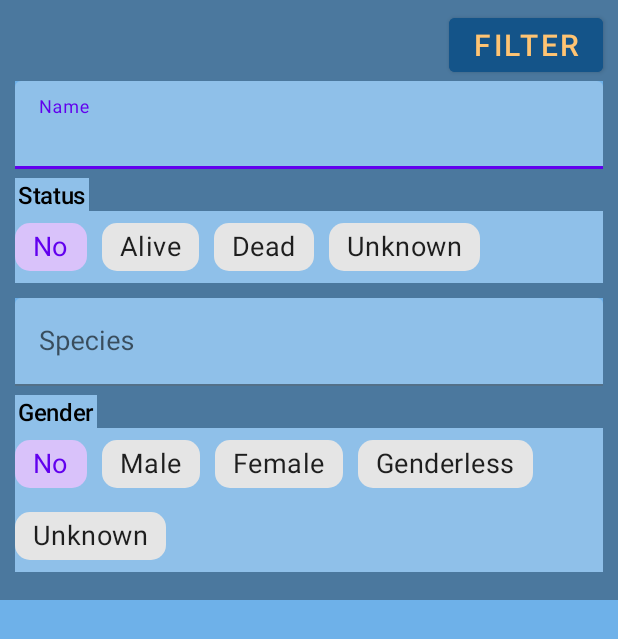
After one commit to lbuckl/RickAndMortyRework, an Android app: the layout fragment_dialog_filter_characters.xml on its own in the app's theme, with its tools: preview values and no code run, on a phone screen of 412 x 824 dp. The commit adds this screen. Shown: the top 639 px of the screen. Run offline under Robolectric (Android 15) with nearby library versions, the phone set to English and light mode, and no system bars.

Commit message:
CHARACTERS: Подключил работу фильтра/поиска

```diff
--- a/feature_characters/src/main/java/com/molchanov/feature_characters/ui/CharactersFragment.kt
+++ b/feature_characters/src/main/java/com/molchanov/feature_characters/ui/CharactersFragment.kt
@@ -13,6 +13,7 @@ import com.molchanov.coreui.utils.vision
 import com.molchanov.feature_characters.data.CharacterFilterData
 import com.molchanov.feature_characters.di.CharactersComponent
 import com.molchanov.feature_characters.domain.Character
+import com.molchanov.feature_characters.ui.filter.CharactersFilterDialogFragment
 
 
 class CharactersFragment :
@@ -127,7 +128,7 @@ class CharactersFragment :
     }
 
     private fun initButtonFilter() {
-        /*binding.abBaseIcFilter.setOnClickListener {
+        binding.abBaseIcFilter.setOnClickListener {
             //Создаём диологовое окно
             val charactersFilterDialogFragment = CharactersFilterDialogFragment.instance
 
@@ -144,7 +145,7 @@ class CharactersFragment :
                 parentFragmentManager,
                 SearchDialogFragment.FRAGMENT_TAG
             )
-        }*/
+        }
     }
 
     override fun renderData(state: CharactersAppState) {
--- /dev/null
+++ b/feature_characters/src/main/res/layout/fragment_dialog_filter_characters.xml
@@ -0,0 +1,186 @@
+<LinearLayout
+    xmlns:android="http://schemas.android.com/apk/res/android"
+    xmlns:app="http://schemas.android.com/apk/res-auto"
+    android:id="@+id/bottom_sheet_filter_dialog_layout"
+    android:layout_width="match_parent"
+    android:layout_height="400dp"
+    android:orientation="vertical"
+    android:theme="@style/Theme.MolchanovSplash"
+    android:background="@color/blue_dark_secondary"
+    android:fitsSystemWindows="true">
+
+    <com.google.android.material.button.MaterialButton
+        android:id="@+id/btn_filter_dialog"
+        android:layout_width="wrap_content"
+        android:layout_height="wrap_content"
+        style="@style/FindButtonStyle"
+        android:layout_marginTop="@dimen/margin_small"
+        android:layout_marginEnd="@dimen/margin_medium"
+        android:text="@string/filter"
+        android:layout_gravity="end"
+        />
+
+    <com.google.android.material.textfield.TextInputLayout
+        android:id="@+id/name_input_layout"
+        android:layout_width="match_parent"
+        android:layout_height="wrap_content"
+        android:layout_marginBottom="@dimen/margin_small"
+        android:layout_marginEnd="@dimen/margin_medium"
+        android:layout_marginStart="@dimen/margin_medium"
+        android:hint="@string/name"
+        app:endIconDrawable="@drawable/ic_delete_text"
+        app:endIconCheckable="true"
+        app:endIconMode="clear_text">
+
+        <com.google.android.material.textfield.TextInputEditText
+            android:id="@+id/name_edit_text"
+            android:layout_width="match_parent"
+            android:layout_height="wrap_content"
+            android:backgroundTint="@color/blue_light"
+            style="@style/BaseEditTextStyle"/>
+    </com.google.android.material.textfield.TextInputLayout>
+
+
+    <androidx.appcompat.widget.AppCompatTextView
+        android:id="@+id/tv_status"
+        android:layout_width="wrap_content"
+        android:layout_height="wrap_content"
+        style="@style/ChipHintStyle"
+        android:backgroundTint="@color/blue_light"
+        android:paddingStart="@dimen/text_padding_small"
+        android:paddingEnd="@dimen/text_padding_small"
+        android:layout_marginStart="@dimen/margin_medium"
+        android:layout_marginEnd="@dimen/margin_medium"
+        android:text="@string/status"
+        android:layout_gravity="start"/>
+
+    <com.google.android.material.chip.ChipGroup
+        android:id="@+id/cg_status"
+        android:layout_width="match_parent"
+        android:layout_height="wrap_content"
+        android:layout_marginBottom="@dimen/margin_medium"
+        android:layout_marginEnd="@dimen/margin_medium"
+        android:layout_marginStart="@dimen/margin_medium"
+        android:backgroundTint="@color/blue_light"
+        app:singleSelection="true"
+        app:checkedChip="@+id/status_no"
+        app:chipSpacingHorizontal="10dp"
+        >
+
+        <com.google.android.material.chip.Chip
+            android:id="@+id/status_no"
+            style="@style/FilterChipStyle"
+            android:layout_width="wrap_content"
+            android:layout_height="wrap_content"
+            android:text="@string/no"/>
+
+        <com.google.android.material.chip.Chip
+            android:id="@+id/status_alive"
+            style="@style/FilterChipStyle"
+            android:layout_width="wrap_content"
+            android:layout_height="wrap_content"
+            android:text="@string/alive"/>
+
+        <com.google.android.material.chip.Chip
+            android:id="@+id/status_dead"
+            style="@style/FilterChipStyle"
+            android:layout_width="wrap_content"
+            android:layout_height="wrap_content"
+            android:text="@string/dead"/>
+
+        <com.google.android.material.chip.Chip
+            android:id="@+id/status_unknown"
+            style="@style/FilterChipStyle"
+            android:layout_width="wrap_content"
+            android:layout_height="wrap_content"
+            android:text="@string/unknown"/>
+
+    </com.google.android.material.chip.ChipGroup>
+
+    <com.google.android.material.textfield.TextInputLayout
+        android:id="@+id/species_input_layout"
+        android:layout_width="match_parent"
+        android:layout_height="wrap_content"
+        android:layout_marginBottom="@dimen/margin_small"
+        android:layout_marginEnd="@dimen/margin_medium"
+        android:layout_marginStart="@dimen/margin_medium"
+        android:hint="@string/species"
+        app:endIconDrawable="@drawable/ic_delete_text"
+        app:endIconCheckable="true"
+        app:endIconMode="clear_text"
+        >
+
+        <com.google.android.material.textfield.TextInputEditText
+            android:id="@+id/species_edit_text"
+            android:layout_width="match_parent"
+            android:layout_height="wrap_content"
+            android:backgroundTint="@color/blue_light"
+            style="@style/BaseEditTextStyle"/>
+
+    </com.google.android.material.textfield.TextInputLayout>
+
+
+    <androidx.appcompat.widget.AppCompatTextView
+        android:id="@+id/tv_gender"
+        android:layout_width="wrap_content"
+        android:layout_height="wrap_content"
+        style="@style/ChipHintStyle"
+        android:backgroundTint="@color/blue_light"
+        android:paddingStart="@dimen/text_padding_small"
+        android:paddingEnd="@dimen/text_padding_small"
+        android:layout_marginStart="@dimen/margin_medium"
+        android:layout_marginEnd="@dimen/margin_medium"
+        android:text="@string/gender"
+        android:layout_gravity="start"/>
+
+    <com.google.android.material.chip.ChipGroup
+        android:id="@+id/cg_gender"
+        android:layout_width="match_parent"
+        android:layout_height="wrap_content"
+        style="@style/Widget.MaterialComponents.ChipGroup"
+        android:layout_marginBottom="@dimen/margin_medium"
+        android:layout_marginEnd="@dimen/margin_medium"
+        android:layout_marginStart="@dimen/margin_medium"
+        android:backgroundTint="@color/blue_light"
+        app:singleSelection="true"
+        app:checkedChip="@+id/gender_no"
+        app:chipSpacingHorizontal="10dp"
+        >
+
+        <com.google.android.material.chip.Chip
+            android:id="@+id/gender_no"
+            style="@style/FilterChipStyle"
+            android:layout_width="wrap_content"
+            android:layout_height="wrap_content"
+            android:text="@string/no"/>
+
+        <com.google.android.material.chip.Chip
+            android:id="@+id/gender_male"
+            style="@style/FilterChipStyle"
+            android:layout_width="wrap_content"
+            android:layout_height="wrap_content"
+            android:text="@string/male"/>
+
+        <com.google.android.material.chip.Chip
+            android:id="@+id/gender_female"
+            style="@style/FilterChipStyle"
+            android:layout_width="wrap_content"
+            android:layout_height="wrap_content"
+            android:text="@string/female"/>
+
+        <com.google.android.material.chip.Chip
+            android:id="@+id/gender_genderless"
+            style="@style/FilterChipStyle"
+            android:layout_width="wrap_content"
+            android:layout_height="wrap_content"
+            android:text="@string/genderless"/>
+
+        <com.google.android.material.chip.Chip
+            android:id="@+id/gender_unknown"
+            style="@style/FilterChipStyle"
+            android:layout_width="wrap_content"
+            android:layout_height="wrap_content"
+            android:text="@string/unknown"/>
+
+    </com.google.android.material.chip.ChipGroup>
+</LinearLayout>
```
Also changed, not shown: feature_characters/src/main/java/com/molchanov/feature_characters/data/CharactersRepoImpl.kt (+6 -6 lines), feature_characters/src/main/java/com/molchanov/feature_characters/ui/filter/CharactersFilterDialogFragment.kt (added, +201 -0 lines).
